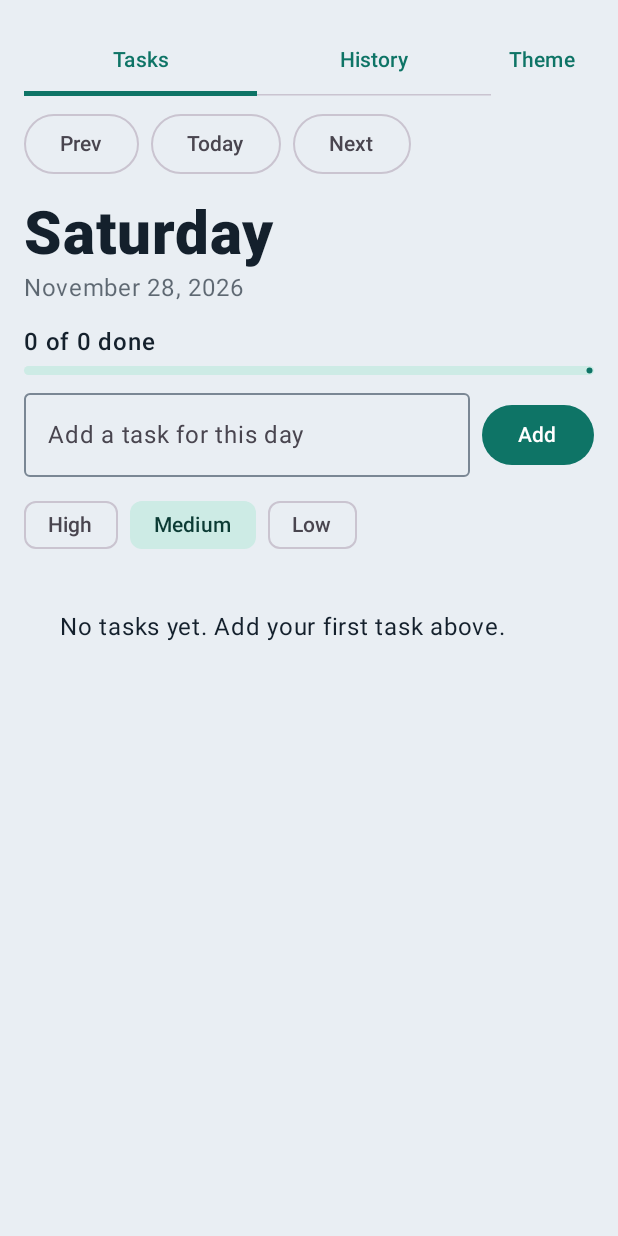
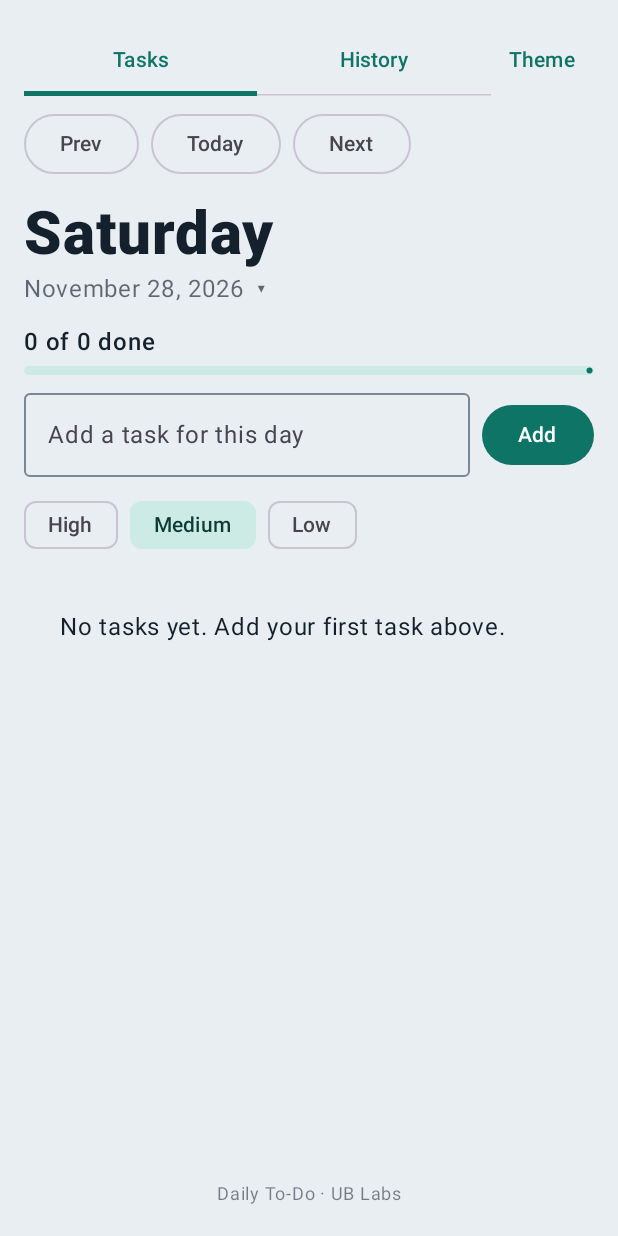
Before and after one commit to usamabhatti7/daily-todo, an Android app built with Jetpack Compose: the screen it shows after launch (MainActivity), on a phone screen of 412 x 824 dp. Run offline under Robolectric (Android 15) with nearby library versions, the phone set to English and light mode, and no system bars.

Commit message:
v2.2: calendar picker and version footer

```diff
--- a/android/app/build.gradle.kts
+++ b/android/app/build.gradle.kts
@@ -2,7 +2,7 @@ plugins { id("com.android.application"); id("org.jetbrains.kotlin.android") }
 android {
     namespace = "com.usama.dailytodo"
     compileSdk = 36
-    defaultConfig { applicationId = "com.usama.dailytodo"; minSdk = 26; targetSdk = 36; versionCode = 11; versionName = "2.1" }
+    defaultConfig { applicationId = "com.usama.dailytodo"; minSdk = 26; targetSdk = 36; versionCode = 12; versionName = "2.2" }
     buildTypes { release { isMinifyEnabled = true; proguardFiles(getDefaultProguardFile("proguard-android-optimize.txt")) } }
     buildFeatures { compose = true }
     composeOptions { kotlinCompilerExtensionVersion = "1.5.15" }
--- a/android/app/src/main/java/com/usama/dailytodo/MainActivity.kt
+++ b/android/app/src/main/java/com/usama/dailytodo/MainActivity.kt
@@ -29,7 +29,9 @@ import androidx.compose.ui.unit.sp
 import androidx.core.view.WindowCompat
 import org.json.JSONArray
 import org.json.JSONObject
+import java.time.Instant
 import java.time.LocalDate
+import java.time.ZoneOffset
 import java.time.format.DateTimeFormatter
 import java.util.UUID
 
@@ -165,6 +167,33 @@ fun ThemeMenu(mode: Int, onTheme: (Int) -> Unit) {
     }
 }
 
+@OptIn(ExperimentalMaterial3Api::class)
+@Composable
+fun DayPickerDialog(day: LocalDate, onPick: (LocalDate) -> Unit, onDismiss: () -> Unit) {
+    val state = rememberDatePickerState(
+        initialSelectedDateMillis = day.atStartOfDay(ZoneOffset.UTC).toInstant().toEpochMilli()
+    )
+    DatePickerDialog(
+        onDismissRequest = onDismiss,
+        confirmButton = {
+            TextButton(onClick = {
+                state.selectedDateMillis?.let { onPick(Instant.ofEpochMilli(it).atZone(ZoneOffset.UTC).toLocalDate()) }
+                onDismiss()
+            }) { Text("OK") }
+        },
+        dismissButton = { TextButton(onClick = onDismiss) { Text("Cancel") } }
+    ) { DatePicker(state = state) }
+}
+
+// Reads the version from the installed app, so it always matches versionName in build.gradle.kts
+@Composable
+fun appVersion(): String {
+    val ctx = LocalContext.current
+    return remember {
+        try { ctx.packageManager.getPackageInfo(ctx.packageName, 0).versionName ?: "" } catch (e: Exception) { "" }
+    }
+}
+
 @Composable
 fun TodoApp(store: Store, themeMode: Int = 0, onTheme: (Int) -> Unit = {}) {
     var data by remember { mutableStateOf(store.load()) }
@@ -187,6 +216,13 @@ fun TodoApp(store: Store, themeMode: Int = 0, onTheme: (Int) -> Unit = {}) {
         } else {
             HistoryScreen(data, ::put) { d -> day = d; tab = 0 }
         }
+        val ver = appVersion()
+        Text(
+            if (ver.isEmpty()) "Daily To-Do \u00B7 UB Labs" else "Daily To-Do v$ver \u00B7 UB Labs",
+            fontSize = 12.sp, textAlign = TextAlign.Center,
+            color = MaterialTheme.colorScheme.onBackground.copy(alpha = .55f),
+            modifier = Modifier.fillMaxWidth().padding(top = 6.dp)
+        )
     }
 }
 
@@ -199,6 +235,7 @@ fun ColumnScope.DayScreen(
 ) {
     var text by remember { mutableStateOf("") }
     var pri by remember { mutableIntStateOf(1) }
+    var showPicker by remember { mutableStateOf(false) }
     val key = day.toString()
     val all = data[key] ?: emptyList()
     val tasks = all.filter { it.hidden == 0 }.sortedWith(compareBy({ it.done }, { it.pri }))
@@ -221,11 +258,12 @@ fun ColumnScope.DayScreen(
     }
     Text(
         day.format(DateTimeFormatter.ofPattern("EEEE")), fontSize = 40.sp, fontWeight = FontWeight.ExtraBold,
-        modifier = Modifier.padding(top = 12.dp)
+        modifier = Modifier.clickable { showPicker = true }.padding(top = 12.dp)
     )
     Text(
-        day.format(DateTimeFormatter.ofPattern("MMMM d, yyyy")),
-        color = MaterialTheme.colorScheme.onBackground.copy(alpha = .65f)
+        day.format(DateTimeFormatter.ofPattern("MMMM d, yyyy")) + "  \u25BE",
+        color = MaterialTheme.colorScheme.onBackground.copy(alpha = .65f),
+        modifier = Modifier.clickable { showPicker = true }
     )
     Spacer(Modifier.height(12.dp))
     Text("$done of ${tasks.size} done", fontWeight = FontWeight.SemiBold)
@@ -280,6 +318,7 @@ fun ColumnScope.DayScreen(
             put(mapOf(key to all.map { if (it.done && it.hidden == 0) it.copy(hidden = 2) else it }))
         }) { Text("Clear completed") }
     }
+    if (showPicker) DayPickerDialog(day, onPick = onDay, onDismiss = { showPicker = false })
 }
 
 @Composable
```
Also changed, not shown: 7 other files.
